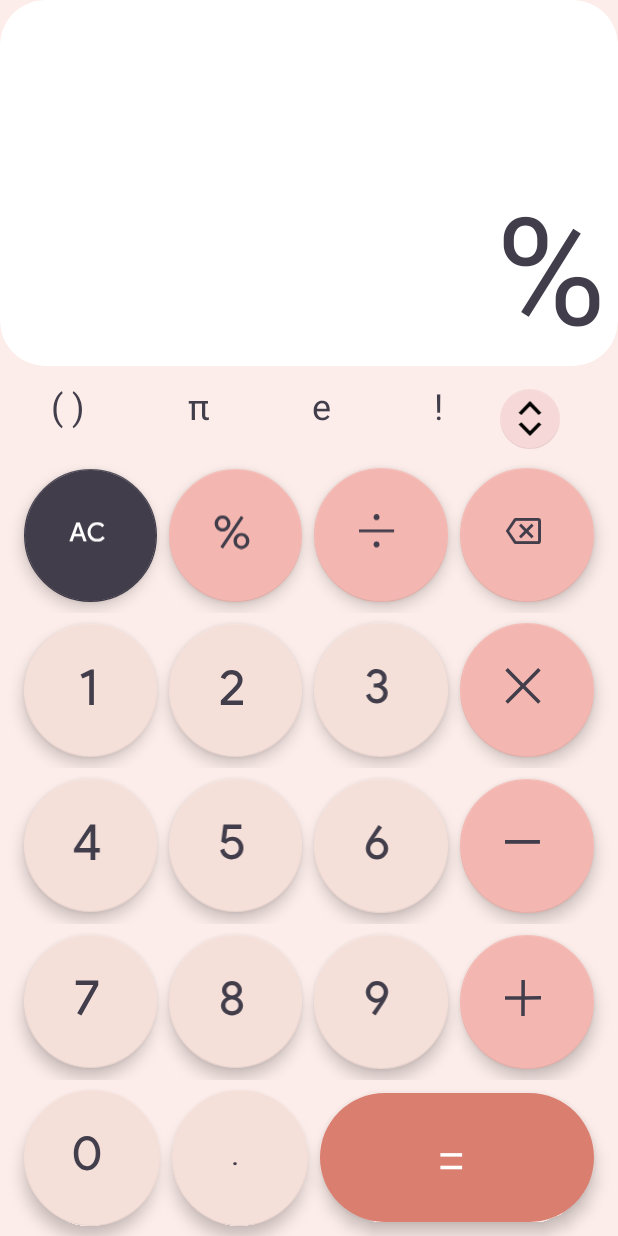
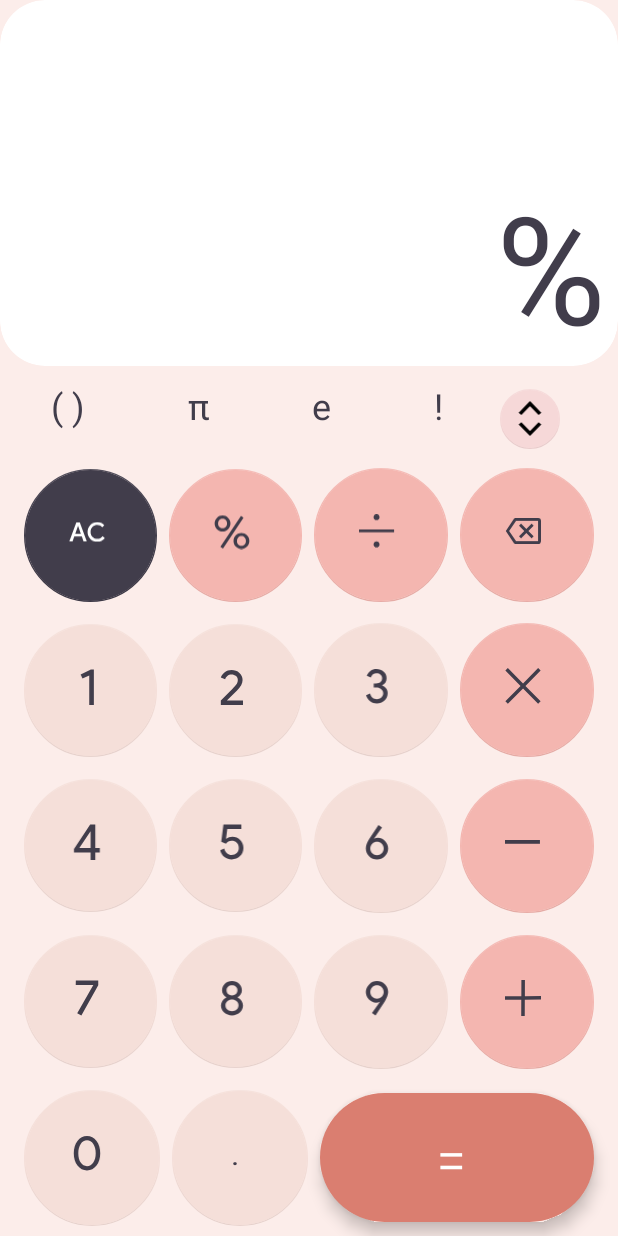
Before and after one commit to Harsh8833/Calculator, an Android app: the screen it shows after launch (MainActivity), after a tap on an icon or button, on a phone screen of 412 x 824 dp. Run offline under Robolectric (Android 15) with nearby library versions, the phone set to English and light mode, and no system bars.

Commit message:
Button elevation fixed

```diff
--- a/app/src/main/java/com/example/calculator/MainActivity.kt
+++ b/app/src/main/java/com/example/calculator/MainActivity.kt
@@ -23,6 +23,12 @@ class MainActivity : AppCompatActivity() {
     override fun onCreate(savedInstanceState: Bundle?) {
         super.onCreate(savedInstanceState)
         setContentView(R.layout.activity_main)
+        val display: EditText = findViewById(R.id.display)
+        val acButton: FloatingActionButton = findViewById(R.id.ac)
+        acButton.setOnClickListener {
+            expression = ""
+            display.setText("0").toString()
+        }
     }
 
     fun digitClicked(view: android.view.View) {
@@ -40,10 +46,10 @@ class MainActivity : AppCompatActivity() {
         val nineButton: FloatingActionButton = findViewById(R.id.key9)
         val dotButton: FloatingActionButton = findViewById(R.id.key_decimal)
         val backspaceButton: FloatingActionButton = findViewById(R.id.backspace)
-        val acButton: FloatingActionButton = findViewById(R.id.ac)
         val percentButton: FloatingActionButton = findViewById(R.id.percent)
         val divideButton: FloatingActionButton = findViewById(R.id.divide)
         val multiplyButton: FloatingActionButton = findViewById(R.id.multiply)
+
 
 
         if(expression.length > 12)
@@ -89,11 +95,6 @@ class MainActivity : AppCompatActivity() {
                 expression = expression.dropLast(1)
             }
 
-            acButton.id -> {
-                expression = ""
-                display.setText("0")
-            }
-
             dotButton.id -> {
                 if(!expression.endsWith('.')){
                     expression += "."
--- a/app/src/main/res/layout/activity_main.xml
+++ b/app/src/main/res/layout/activity_main.xml
@@ -130,7 +130,7 @@
             android:layout_marginEnd="4dp"
             android:layout_marginBottom="4dp"
             android:layout_weight=".5"
-            android:src="@drawable/acac_icon"/>
+            android:src="@drawable/acac_icon" />
 
 
 
@@ -371,6 +371,7 @@
             android:textColor="@color/white"
             android:textSize="42dp"
             app:backgroundTint="@color/equal_button"
+            android:elevation="0dp"
             app:elevation="0dp">
 
 
--- a/app/src/main/res/values/themes.xml
+++ b/app/src/main/res/values/themes.xml
@@ -26,7 +26,7 @@
         <item name="android:elevation">0dp</item>
         <item name="fabCustomSize">@dimen/buttons</item>
         <item name="tint">@color/white</item>
-        <item name="android:onClick">digitClicked</item>
+        <item name="elevation">0dp</item>
     </style>
 
 
@@ -35,9 +35,11 @@
         <item name="android:gravity">center</item>
         <item name="backgroundTint">@color/light_pink</item>
         <item name="android:elevation">0dp</item>
+        <item name="elevation">0dp</item>
         <item name="fabCustomSize">@dimen/buttons</item>
         <item name="tint">@color/pie_color</item>
         <item name="android:onClick">digitClicked</item>
+
     </style>
 
 
@@ -49,6 +51,7 @@
         <item name="fabCustomSize">@dimen/buttons</item>
         <item name="android:gravity">center</item>
         <item name="tint">@color/pie_color</item>
+        <item name="elevation">0dp</item>
         <item name="android:onClick">digitClicked</item>
 
     </style>
```
